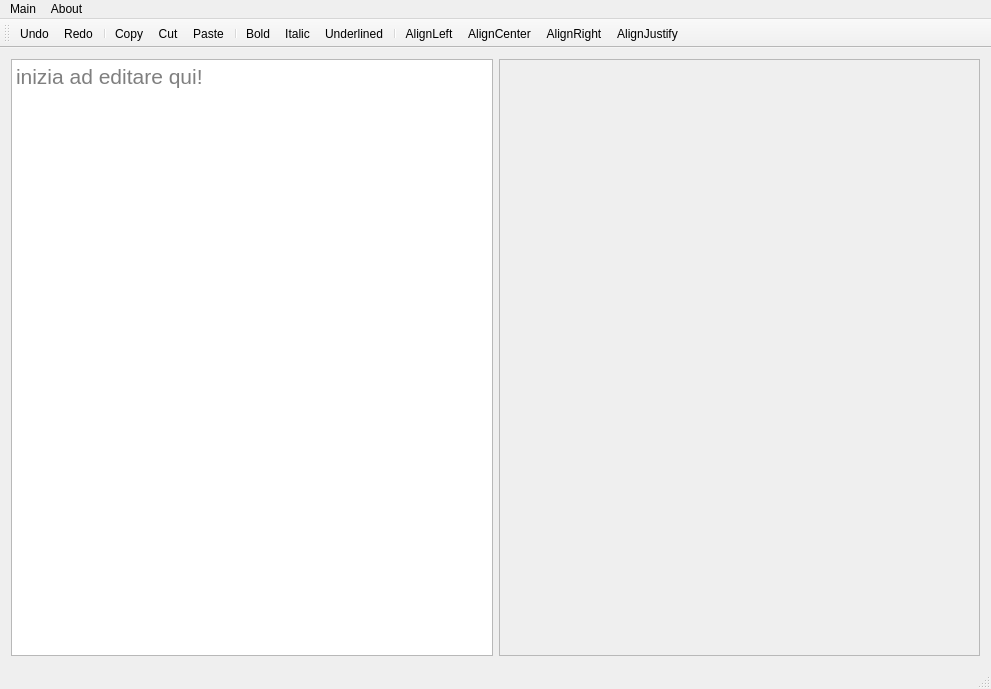
Grain0fSand/cooperative-online-text-editor, file PdsProject-GUI/mainwindow.ui: the form before one commit.
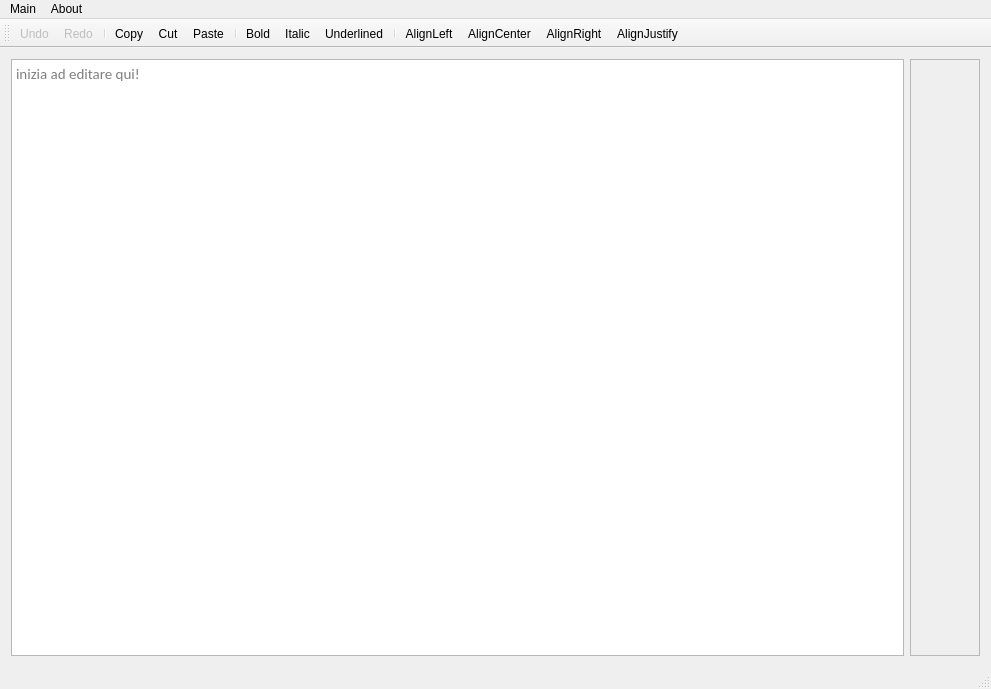
The form after the commit. Icons and pictures are not drawn.

Diff of the .ui file:
```diff
--- a/PdsProject-GUI/mainwindow.ui
+++ b/PdsProject-GUI/mainwindow.ui
@@ -43,8 +43,8 @@
       </property>
       <property name="font">
        <font>
-        <family>Helvetica</family>
-        <pointsize>16</pointsize>
+        <family>Calibri</family>
+        <pointsize>11</pointsize>
         <weight>50</weight>
         <italic>false</italic>
         <bold>false</bold>
@@ -56,8 +56,8 @@
        <string>&lt;!DOCTYPE HTML PUBLIC &quot;-//W3C//DTD HTML 4.0//EN&quot; &quot;http://www.w3.org/TR/REC-html40/strict.dtd&quot;&gt;
 &lt;html&gt;&lt;head&gt;&lt;meta name=&quot;qrichtext&quot; content=&quot;1&quot; /&gt;&lt;style type=&quot;text/css&quot;&gt;
 p, li { white-space: pre-wrap; }
-&lt;/style&gt;&lt;/head&gt;&lt;body style=&quot; font-family:'Helvetica'; font-size:16pt; font-weight:400; font-style:normal;&quot;&gt;
-&lt;p style=&quot;-qt-paragraph-type:empty; margin-top:0px; margin-bottom:0px; margin-left:0px; margin-right:0px; -qt-block-indent:0; text-indent:0px; font-family:'Bangla MN';&quot;&gt;&lt;br /&gt;&lt;/p&gt;&lt;/body&gt;&lt;/html&gt;</string>
+&lt;/style&gt;&lt;/head&gt;&lt;body style=&quot; font-family:'Calibri'; font-size:11pt; font-weight:400; font-style:normal;&quot;&gt;
+&lt;p style=&quot;-qt-paragraph-type:empty; margin-top:0px; margin-bottom:0px; margin-left:0px; margin-right:0px; -qt-block-indent:0; text-indent:0px; font-family:'Bangla MN'; font-size:16pt;&quot;&gt;&lt;br /&gt;&lt;/p&gt;&lt;/body&gt;&lt;/html&gt;</string>
       </property>
       <property name="placeholderText">
        <string>inizia ad editare qui!</string>
@@ -67,7 +67,7 @@
     <item>
      <widget class="QScrollArea" name="usersArea">
       <property name="sizePolicy">
-       <sizepolicy hsizetype="Minimum" vsizetype="Minimum">
+       <sizepolicy hsizetype="Fixed" vsizetype="Expanding">
         <horstretch>0</horstretch>
         <verstretch>0</verstretch>
        </sizepolicy>
@@ -80,7 +80,7 @@
         <rect>
          <x>0</x>
          <y>0</y>
-         <width>481</width>
+         <width>69</width>
          <height>580</height>
         </rect>
        </property>
@@ -255,6 +255,9 @@
    </property>
   </action>
   <action name="actionUndo">
+   <property name="enabled">
+    <bool>false</bool>
+   </property>
    <property name="icon">
     <iconset>
      <normaloff>:/PdsProject.app/Contents/Resources/img/ic_undo_36pt_2x.png</normaloff>:/PdsProject.app/Contents/Resources/img/ic_undo_36pt_2x.png</iconset>
@@ -264,6 +267,9 @@
    </property>
   </action>
   <action name="actionRedo">
+   <property name="enabled">
+    <bool>false</bool>
+   </property>
    <property name="icon">
     <iconset>
      <normaloff>:/PdsProject.app/Contents/Resources/img/ic_redo_36pt_2x.png</normaloff>:/PdsProject.app/Contents/Resources/img/ic_redo_36pt_2x.png</iconset>
```
Left out of the diff: 28 changed lines with no effect on the pictures.
